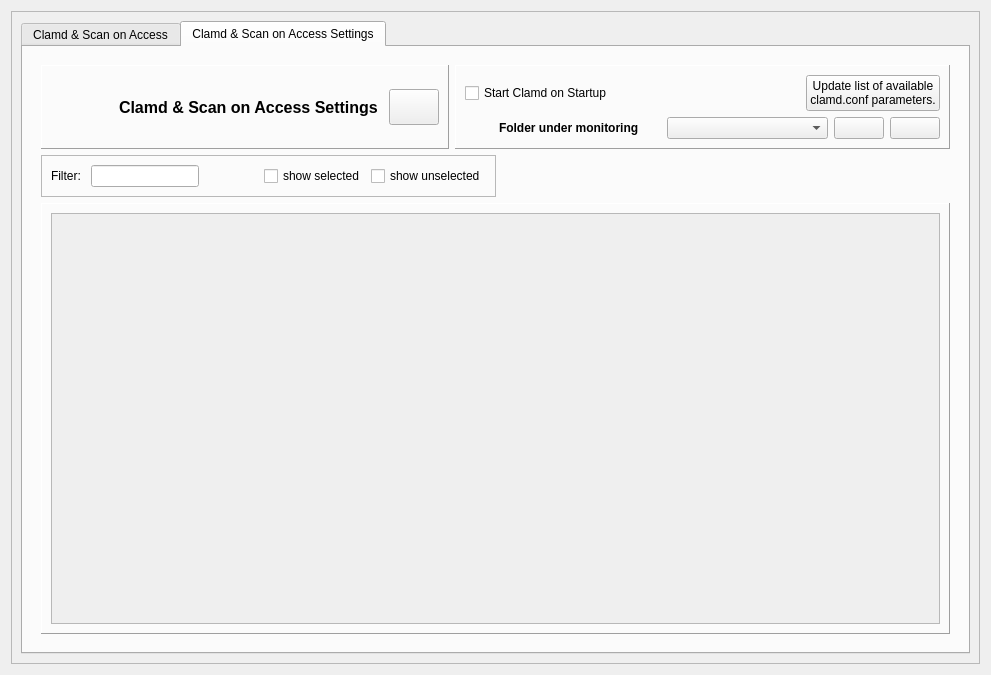
This is ui/clamdmanager.ui in robinking623/clamav-gui as Qt 5 draws it before an edit. The edited form follows.
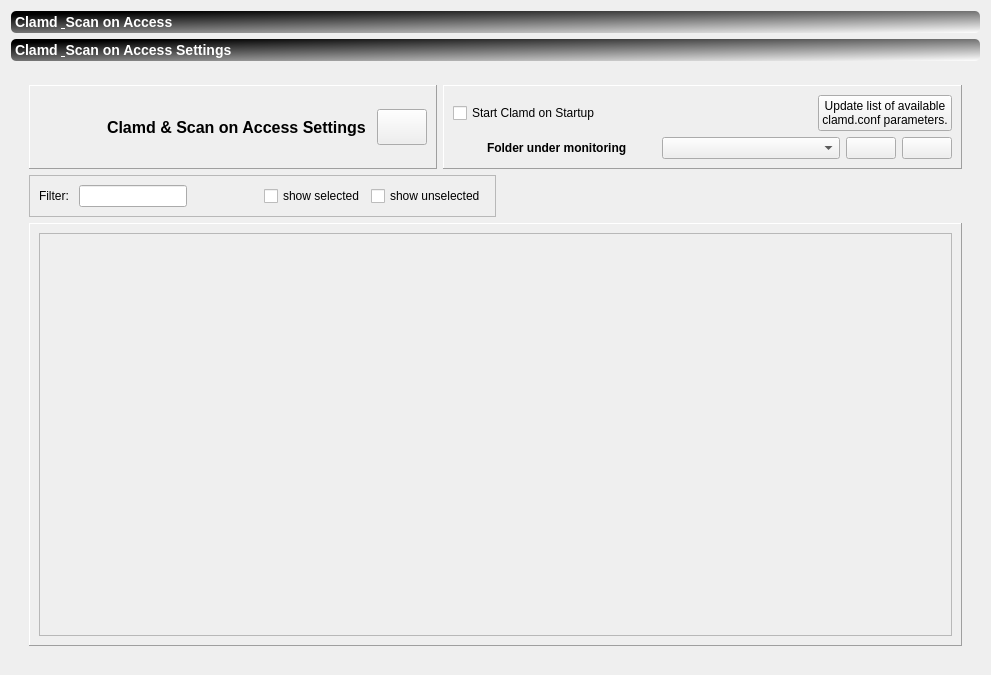
This is the edited form. The open tabs and pages were chosen to show the change. Icons and pictures are not drawn.

What changed in the file:
```diff
--- a/ui/clamdmanager.ui
+++ b/ui/clamdmanager.ui
@@ -19,34 +19,40 @@
   <property name="windowTitle">
    <string>Form</string>
   </property>
-  <layout class="QGridLayout" name="gridLayout_16">
-   <item row="0" column="0">
-    <widget class="QFrame" name="frame">
-     <property name="frameShape">
-      <enum>QFrame::Shape::StyledPanel</enum>
-     </property>
-     <property name="frameShadow">
-      <enum>QFrame::Shadow::Raised</enum>
-     </property>
-     <layout class="QGridLayout" name="gridLayout_5">
-      <item row="0" column="1">
-       <widget class="QTabWidget" name="tabWidget">
+  <layout class="QVBoxLayout" name="verticalLayout_4">
+   <item>
+    <widget class="QToolBox" name="toolBox">
         <property name="styleSheet">
-         <string notr="true"/>
+      <string notr="true">QToolBox::tab {
+	font-weight:bold;
+	font-size:14px;
+	background-color: qlineargradient(spread:pad, x1:0.005, y1:0.006, x2:1, y2:1, stop:0.0819672 rgba(0, 0, 0, 255), stop:1 rgba(255, 255, 255, 255));
+	color: white;
+	border-radius:5px;
+}
+</string>
         </property>
         <property name="currentIndex">
          <number>0</number>
         </property>
-        <widget class="QWidget" name="tab">
+     <widget class="QWidget" name="page">
+      <property name="geometry">
+       <rect>
+        <x>0</x>
+        <y>0</y>
+        <width>973</width>
+        <height>597</height>
+       </rect>
+      </property>
          <attribute name="icon">
           <iconset resource="../resources.qrc">
            <normaloff>:/icons/icons/crosshair.png</normaloff>:/icons/icons/crosshair.png</iconset>
          </attribute>
-         <attribute name="title">
-          <string>Clamd &amp;&amp; Scan on Access</string>
-         </attribute>
-         <layout class="QGridLayout" name="gridLayout_8">
-          <item row="0" column="0">
+      <attribute name="label">
+       <string>Clamd &amp; Scan on Access</string>
+      </attribute>
+      <layout class="QVBoxLayout" name="verticalLayout_5">
+       <item>
            <widget class="QFrame" name="clamdFrame">
             <property name="styleSheet">
              <string notr="true">padding:5px;</string>
@@ -133,15 +139,23 @@
           </item>
          </layout>
         </widget>
-        <widget class="QWidget" name="tab_2">
+     <widget class="QWidget" name="page_2">
+      <property name="geometry">
+       <rect>
+        <x>0</x>
+        <y>0</y>
+        <width>973</width>
+        <height>597</height>
+       </rect>
+      </property>
          <attribute name="icon">
           <iconset resource="../resources.qrc">
            <normaloff>:/icons/icons/options.png</normaloff>:/icons/icons/options.png</iconset>
          </attribute>
-         <attribute name="title">
-          <string>Clamd &amp;&amp; Scan on Access Settings</string>
-         </attribute>
-         <layout class="QVBoxLayout" name="verticalLayout_4">
+      <attribute name="label">
+       <string>Clamd &amp; Scan on Access Settings</string>
+      </attribute>
+      <layout class="QVBoxLayout" name="verticalLayout_7">
           <item>
            <widget class="QFrame" name="headlineFrame">
             <property name="minimumSize">
@@ -539,8 +553,8 @@
                     <rect>
                      <x>0</x>
                      <y>0</y>
-                     <width>891</width>
-                     <height>391</height>
+                  <width>915</width>
+                  <height>381</height>
                     </rect>
                    </property>
                    <layout class="QVBoxLayout" name="verticalLayout_2">
@@ -576,9 +590,6 @@
           </item>
          </layout>
         </widget>
-       </widget>
-      </item>
-     </layout>
     </widget>
    </item>
   </layout>
```
Lines whose indentation alone changed are shown as unchanged.
